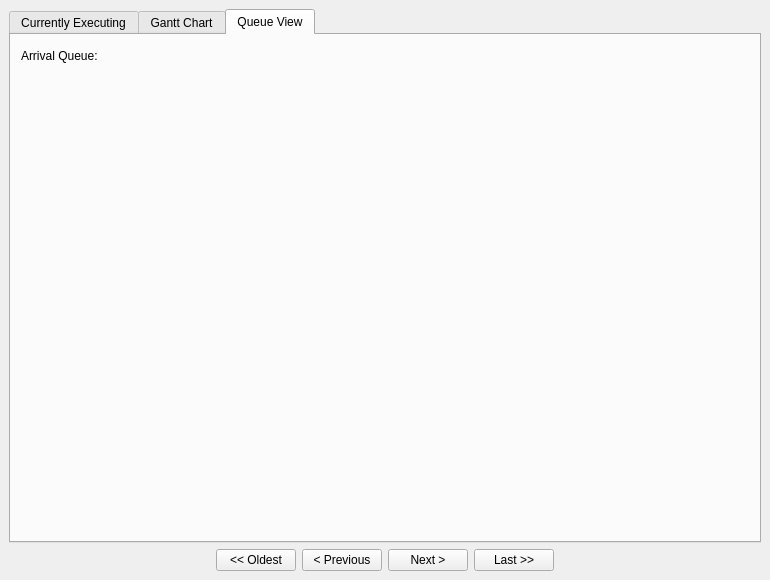
First picture: the form in src/ui/queuewindow.ui, repository GinOwO/Aurum, before the edit.
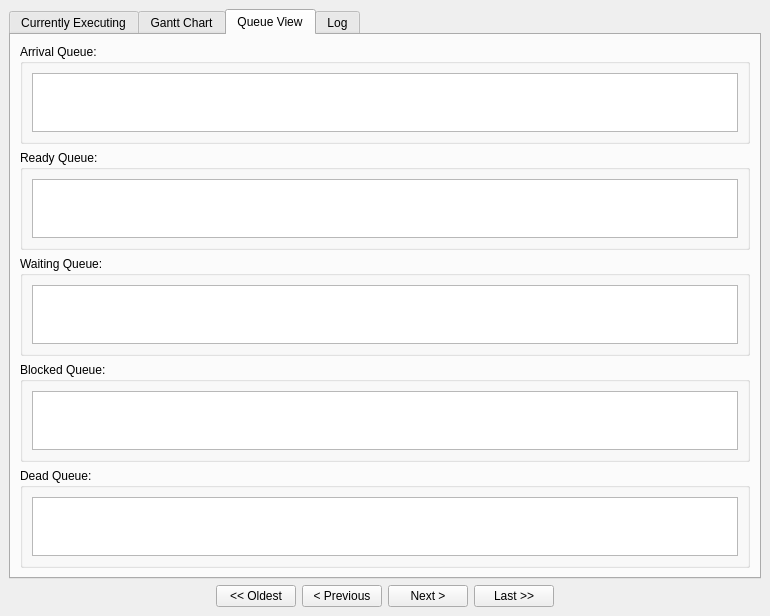
Second picture: the form after the edit. The open tabs and pages were chosen to show the change.

```diff
--- a/src/ui/queuewindow.ui
+++ b/src/ui/queuewindow.ui
@@ -7,7 +7,7 @@
     <x>0</x>
     <y>0</y>
     <width>770</width>
-    <height>580</height>
+    <height>616</height>
    </rect>
   </property>
   <property name="windowTitle">
@@ -305,19 +305,143 @@
        <attribute name="title">
         <string>Queue View</string>
        </attribute>
-       <widget class="QLabel" name="label">
-        <property name="geometry">
-         <rect>
-          <x>10</x>
-          <y>10</y>
-          <width>101</width>
-          <height>21</height>
-         </rect>
-        </property>
-        <property name="text">
-         <string>Arrival Queue:</string>
-        </property>
-       </widget>
+       <layout class="QVBoxLayout" name="verticalLayout_9">
+        <item>
+         <widget class="QGroupBox" name="groupBox">
+          <property name="title">
+           <string>Arrival Queue:</string>
+          </property>
+          <layout class="QVBoxLayout" name="verticalLayout_4">
+           <item>
+            <widget class="QTextBrowser" name="arrivalQueueEdit">
+             <property name="sizePolicy">
+              <sizepolicy hsizetype="MinimumExpanding" vsizetype="Fixed">
+               <horstretch>0</horstretch>
+               <verstretch>0</verstretch>
+              </sizepolicy>
+             </property>
+             <property name="minimumSize">
+              <size>
+               <width>256</width>
+               <height>50</height>
+              </size>
+             </property>
+            </widget>
+           </item>
+          </layout>
+         </widget>
+        </item>
+        <item>
+         <widget class="QGroupBox" name="groupBox_2">
+          <property name="title">
+           <string>Ready Queue:</string>
+          </property>
+          <layout class="QVBoxLayout" name="verticalLayout_5">
+           <item>
+            <widget class="QTextBrowser" name="readyQueueEdit">
+             <property name="sizePolicy">
+              <sizepolicy hsizetype="MinimumExpanding" vsizetype="Fixed">
+               <horstretch>0</horstretch>
+               <verstretch>0</verstretch>
+              </sizepolicy>
+             </property>
+             <property name="minimumSize">
+              <size>
+               <width>256</width>
+               <height>50</height>
+              </size>
+             </property>
+            </widget>
+           </item>
+          </layout>
+         </widget>
+        </item>
+        <item>
+         <widget class="QGroupBox" name="groupBox_3">
+          <property name="title">
+           <string>Waiting Queue:</string>
+          </property>
+          <layout class="QVBoxLayout" name="verticalLayout_6">
+           <item>
+            <widget class="QTextBrowser" name="waitingQueueEdit">
+             <property name="sizePolicy">
+              <sizepolicy hsizetype="MinimumExpanding" vsizetype="Fixed">
+               <horstretch>0</horstretch>
+               <verstretch>0</verstretch>
+              </sizepolicy>
+             </property>
+             <property name="minimumSize">
+              <size>
+               <width>256</width>
+               <height>50</height>
+              </size>
+             </property>
+            </widget>
+           </item>
+          </layout>
+         </widget>
+        </item>
+        <item>
+         <widget class="QGroupBox" name="groupBox_4">
+          <property name="title">
+           <string>Blocked Queue:</string>
+          </property>
+          <layout class="QVBoxLayout" name="verticalLayout_7">
+           <item>
+            <widget class="QTextBrowser" name="blockedQueueEdit">
+             <property name="sizePolicy">
+              <sizepolicy hsizetype="MinimumExpanding" vsizetype="Fixed">
+               <horstretch>0</horstretch>
+               <verstretch>0</verstretch>
+              </sizepolicy>
+             </property>
+             <property name="minimumSize">
+              <size>
+               <width>256</width>
+               <height>50</height>
+              </size>
+             </property>
+            </widget>
+           </item>
+          </layout>
+         </widget>
+        </item>
+        <item>
+         <widget class="QGroupBox" name="groupBox_5">
+          <property name="title">
+           <string>Dead Queue:</string>
+          </property>
+          <layout class="QVBoxLayout" name="verticalLayout_8">
+           <item>
+            <widget class="QTextBrowser" name="deadQueueEdit">
+             <property name="sizePolicy">
+              <sizepolicy hsizetype="MinimumExpanding" vsizetype="Fixed">
+               <horstretch>0</horstretch>
+               <verstretch>0</verstretch>
+              </sizepolicy>
+             </property>
+             <property name="minimumSize">
+              <size>
+               <width>256</width>
+               <height>50</height>
+              </size>
+             </property>
+            </widget>
+           </item>
+          </layout>
+         </widget>
+        </item>
+       </layout>
+      </widget>
+      <widget class="QWidget" name="tab_3">
+       <attribute name="title">
+        <string>Log</string>
+       </attribute>
+       <layout class="QVBoxLayout" name="verticalLayout_10">
+        <item>
+         <widget class="QTextBrowser" name="textLogEdit"/>
+        </item>
+       </layout>
       </widget>
      </widget>
     </item>
```
Left out of the diff: 95 changed lines with no effect on the pictures.
